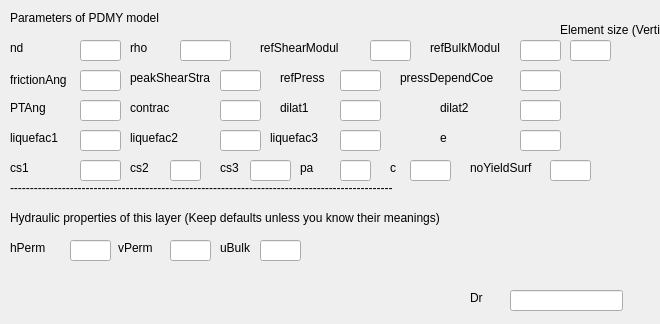
Above: UI/PDMY.ui from NHERI-SimCenter/s3hark before the change. Below: the same form after it.
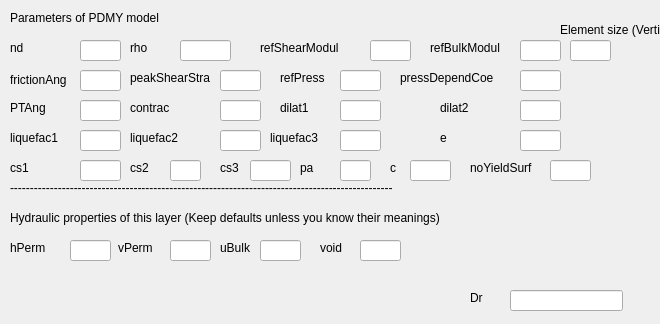
That is the form after the change.

What changed in the file:
```diff
--- a/UI/PDMY.ui
+++ b/UI/PDMY.ui
@@ -673,6 +673,29 @@
     <string>c</string>
    </property>
   </widget>
+  <widget class="QLabel" name="evoid_2">
+   <property name="geometry">
+    <rect>
+     <x>320</x>
+     <y>240</y>
+     <width>31</width>
+     <height>16</height>
+    </rect>
+   </property>
+   <property name="text">
+    <string>void</string>
+   </property>
+  </widget>
+  <widget class="QLineEdit" name="evoid">
+   <property name="geometry">
+    <rect>
+     <x>360</x>
+     <y>240</y>
+     <width>41</width>
+     <height>21</height>
+    </rect>
+   </property>
+  </widget>
  </widget>
  <resources/>
  <connections/>
```
